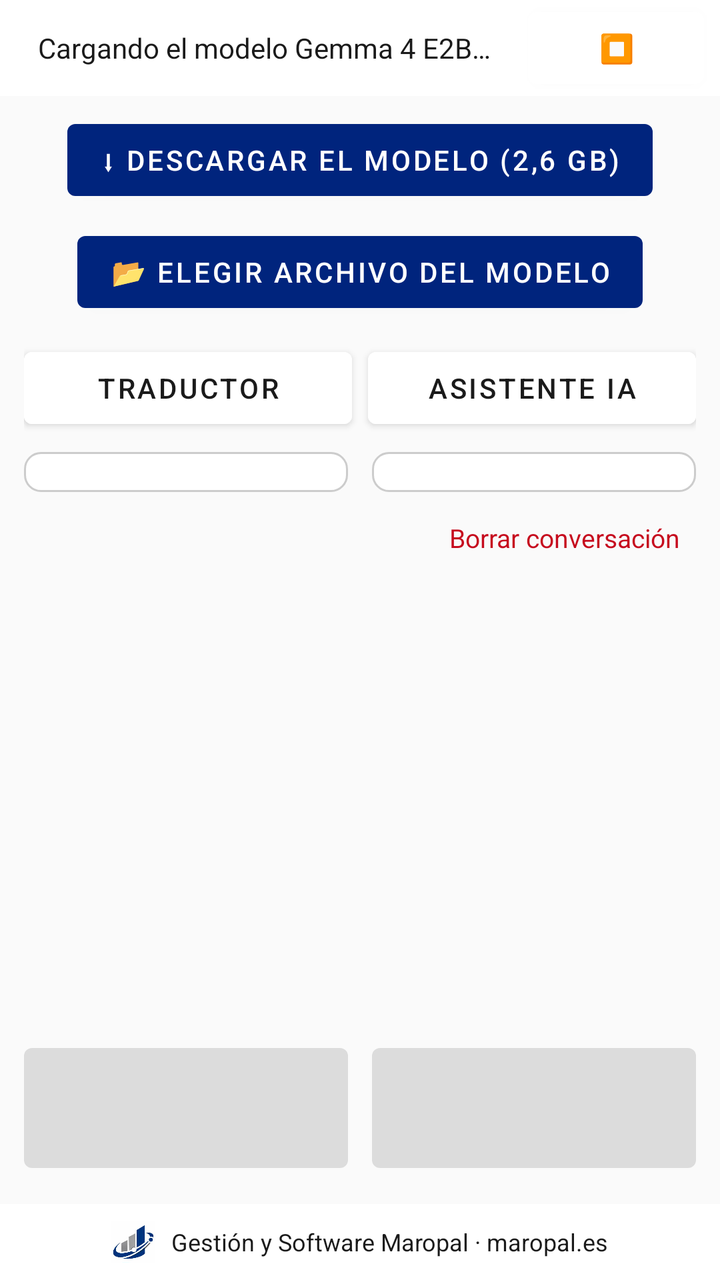
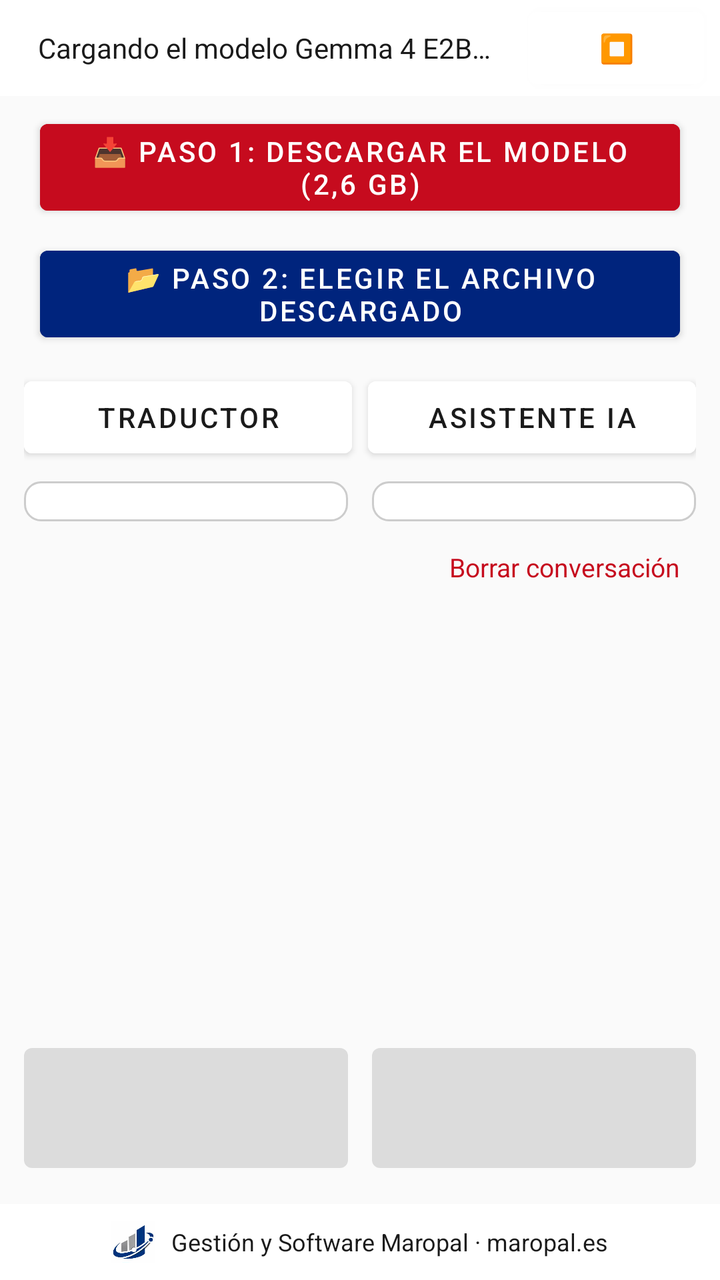

Compare the two renders of this Android layout. The source of the first and the diff that turns it into the second are given below.
<!-- AndroidManifest.xml: application theme Theme.SimulTrans -->
<!-- res/layout/activity_main.xml -->
<?xml version="1.0" encoding="utf-8"?>
<LinearLayout xmlns:android="http://schemas.android.com/apk/res/android"
    android:layout_width="match_parent"
    android:layout_height="match_parent"
    android:orientation="vertical"
    android:background="@color/background">

    
    <LinearLayout
        android:layout_width="match_parent"
        android:layout_height="wrap_content"
        android:orientation="horizontal"
        android:gravity="center_vertical"
        android:background="#FFFFFF">

        <TextView
            android:id="@+id/statusText"
            android:layout_width="0dp"
            android:layout_height="wrap_content"
            android:layout_weight="1"
            android:padding="12dp"
            android:gravity="center"
            android:textSize="14sp"
            android:textColor="@color/text_primary"
            android:textColorLink="#1E4FA3"
            android:autoLink="web"
            android:textIsSelectable="true"
            android:text="@string/status_loading" />

        <ProgressBar
            android:id="@+id/progressBar"
            style="?android:attr/progressBarStyleSmall"
            android:layout_width="24dp"
            android:layout_height="24dp"
            android:layout_marginEnd="8dp"
            android:visibility="gone" />

        <Button
            android:id="@+id/btnStopSpeech"
            android:layout_width="wrap_content"
            android:layout_height="wrap_content"
            android:layout_marginEnd="8dp"
            android:backgroundTint="#FFFFFF"
            android:textColor="@color/text_primary"
            android:text="⏹" />
    </LinearLayout>

    <Button
        android:id="@+id/btnDownloadModel"
        android:layout_width="wrap_content"
        android:layout_height="wrap_content"
        android:layout_gravity="center"
        android:layout_marginTop="8dp"
        android:text="@string/btn_download_model" />

    <Button
        android:id="@+id/btnPickModel"
        android:layout_width="wrap_content"
        android:layout_height="wrap_content"
        android:layout_gravity="center"
        android:layout_marginTop="8dp"
        android:text="@string/btn_pick_model" />

    
    <LinearLayout
        android:layout_width="match_parent"
        android:layout_height="wrap_content"
        android:orientation="horizontal"
        android:paddingStart="12dp"
        android:paddingEnd="12dp"
        android:paddingTop="10dp"
        android:weightSum="2">

        <Button
            android:id="@+id/tabTranslator"
            android:layout_width="0dp"
            android:layout_height="wrap_content"
            android:layout_weight="1"
            android:layout_marginEnd="4dp"
            android:backgroundTint="#FFFFFF"
            android:textColor="@color/text_primary"
            android:text="Traductor" />

        <Button
            android:id="@+id/tabAssistant"
            android:layout_width="0dp"
            android:layout_height="wrap_content"
            android:layout_weight="1"
            android:layout_marginStart="4dp"
            android:backgroundTint="#FFFFFF"
            android:textColor="@color/text_primary"
            android:text="Asistente IA" />
    </LinearLayout>

    
    <LinearLayout
        android:id="@+id/translatorContainer"
        android:layout_width="match_parent"
        android:layout_height="0dp"
        android:layout_weight="1"
        android:orientation="vertical"
        android:visibility="visible">

        
        <LinearLayout
            android:layout_width="match_parent"
            android:layout_height="wrap_content"
            android:orientation="horizontal"
            android:paddingStart="12dp"
            android:paddingEnd="12dp"
            android:paddingTop="8dp"
            android:weightSum="2">

            <Spinner
                android:id="@+id/spinnerLangA"
                android:layout_width="0dp"
                android:layout_height="wrap_content"
                android:layout_weight="1"
                android:layout_marginEnd="6dp"
                android:background="@drawable/spinner_background" />

            <Spinner
                android:id="@+id/spinnerLangB"
                android:layout_width="0dp"
                android:layout_height="wrap_content"
                android:layout_weight="1"
                android:layout_marginStart="6dp"
                android:background="@drawable/spinner_background" />
        </LinearLayout>

        
        <TextView
            android:id="@+id/btnClearHistory"
            android:layout_width="wrap_content"
            android:layout_height="wrap_content"
            android:layout_gravity="end"
            android:layout_marginTop="6dp"
            android:layout_marginEnd="12dp"
            android:padding="8dp"
            android:text="Borrar conversación"
            android:textColor="@color/spanish_color"
            android:textSize="13sp"
            android:clickable="true"
            android:focusable="true" />

        <ScrollView
            android:id="@+id/scrollView"
            android:layout_width="match_parent"
            android:layout_height="0dp"
            android:layout_weight="1"
            android:fillViewport="true">

            <LinearLayout
                android:id="@+id/transcriptContainer"
                android:layout_width="match_parent"
                android:layout_height="wrap_content"
                android:orientation="vertical"
                android:padding="12dp" />
        </ScrollView>

        <LinearLayout
            android:layout_width="match_parent"
            android:layout_height="wrap_content"
            android:orientation="horizontal"
            android:padding="12dp"
            android:weightSum="2">

            <Button
                android:id="@+id/btnLangA"
                android:layout_width="0dp"
                android:layout_height="72dp"
                android:layout_weight="1"
                android:layout_marginEnd="6dp"
                android:textColor="#FFFFFF"
                android:enabled="false"
                android:text="" />

            <Button
                android:id="@+id/btnLangB"
                android:layout_width="0dp"
                android:layout_height="72dp"
                android:layout_weight="1"
                android:layout_marginStart="6dp"
                android:textColor="#FFFFFF"
                android:enabled="false"
                android:text="" />
        </LinearLayout>
    </LinearLayout>

    
    <LinearLayout
        android:id="@+id/assistantContainer"
        android:layout_width="match_parent"
        android:layout_height="0dp"
        android:layout_weight="1"
        android:orientation="vertical"
        android:visibility="gone">

        
        <LinearLayout
            android:layout_width="match_parent"
            android:layout_height="wrap_content"
            android:orientation="horizontal"
            android:paddingStart="12dp"
            android:paddingEnd="12dp"
            android:paddingTop="8dp"
            android:gravity="center_vertical">

            <TextView
                android:layout_width="wrap_content"
                android:layout_height="wrap_content"
                android:text="Idioma de voz:"
                android:textColor="@color/text_primary"
                android:textSize="13sp"
                android:layout_marginEnd="8dp" />

            <Spinner
                android:id="@+id/spinnerAssistantLang"
                android:layout_width="0dp"
                android:layout_height="wrap_content"
                android:layout_weight="1"
                android:background="@drawable/spinner_background" />
        </LinearLayout>

        
        <TextView
            android:id="@+id/btnClearAssistantHistory"
            android:layout_width="wrap_content"
            android:layout_height="wrap_content"
            android:layout_gravity="end"
            android:layout_marginTop="4dp"
            android:layout_marginEnd="12dp"
            android:padding="8dp"
            android:text="Borrar conversación"
            android:textColor="@color/spanish_color"
            android:textSize="13sp"
            android:clickable="true"
            android:focusable="true" />

        <ScrollView
            android:id="@+id/assistantScrollView"
            android:layout_width="match_parent"
            android:layout_height="0dp"
            android:layout_weight="1"
            android:fillViewport="true">

            <LinearLayout
                android:id="@+id/assistantTranscript"
                android:layout_width="match_parent"
                android:layout_height="wrap_content"
                android:orientation="vertical"
                android:padding="12dp" />
        </ScrollView>

        
        <TextView
            android:id="@+id/txtAttachment"
            android:layout_width="match_parent"
            android:layout_height="wrap_content"
            android:paddingStart="12dp"
            android:paddingEnd="12dp"
            android:paddingBottom="4dp"
            android:textSize="13sp"
            android:textColor="@color/text_primary"
            android:visibility="gone" />

        <LinearLayout
            android:layout_width="match_parent"
            android:layout_height="wrap_content"
            android:orientation="horizontal"
            android:paddingStart="12dp"
            android:paddingEnd="12dp"
            android:paddingBottom="4dp"
            android:gravity="center_vertical">

            <Button
                android:id="@+id/btnAttach"
                android:layout_width="wrap_content"
                android:layout_height="wrap_content"
                android:backgroundTint="#FFFFFF"
                android:textColor="@color/text_primary"
                android:text="📎" />

            <Button
                android:id="@+id/btnMic"
                android:layout_width="wrap_content"
                android:layout_height="wrap_content"
                android:layout_marginStart="4dp"
                android:backgroundTint="#FFFFFF"
                android:textColor="@color/text_primary"
                android:text="🎤" />

            <EditText
                android:id="@+id/promptInput"
                android:layout_width="0dp"
                android:layout_height="wrap_content"
                android:layout_weight="1"
                android:layout_marginStart="8dp"
                android:background="@drawable/spinner_background"
                android:hint="Escribe o dicta tu pregunta..."
                android:inputType="textMultiLine|textCapSentences"
                android:maxLines="4"
                android:padding="10dp"
                android:textColor="@color/text_primary"
                android:textSize="15sp" />
        </LinearLayout>

        <CheckBox
            android:id="@+id/chkSpeakResponses"
            android:layout_width="wrap_content"
            android:layout_height="wrap_content"
            android:layout_marginStart="12dp"
            android:layout_marginBottom="4dp"
            android:text="🔊 Leer respuesta en voz alta"
            android:textColor="@color/text_primary"
            android:textSize="13sp" />

        <Button
            android:id="@+id/btnSendPrompt"
            android:layout_width="match_parent"
            android:layout_height="wrap_content"
            android:layout_marginStart="12dp"
            android:layout_marginEnd="12dp"
            android:layout_marginBottom="12dp"
            android:backgroundTint="@color/english_color"
            android:textColor="#FFFFFF"
            android:enabled="false"
            android:text="Enviar" />
    </LinearLayout>

    
    <LinearLayout
        android:id="@+id/footerBanner"
        android:layout_width="match_parent"
        android:layout_height="wrap_content"
        android:orientation="horizontal"
        android:gravity="center"
        android:background="#FFFFFF"
        android:padding="8dp"
        android:clickable="true"
        android:focusable="true">

        <ImageView
            android:layout_width="22dp"
            android:layout_height="22dp"
            android:layout_marginEnd="8dp"
            android:src="@drawable/logo_maropal"
            android:contentDescription="Logo Maropal" />

        <TextView
            android:layout_width="wrap_content"
            android:layout_height="wrap_content"
            android:text="Gestión y Software Maropal · maropal.es"
            android:textColor="@color/text_primary"
            android:textSize="12sp" />
    </LinearLayout>
</LinearLayout>
<!-- resources referenced by this layout -->
<resources>
  <color name="background">#FAFAFA</color>
  <color name="english_color">#00247D</color>
  <color name="spanish_color">#C60B1E</color>
  <color name="text_primary">#1A1A1A</color>
  <!-- drawable logo_maropal: png bitmap (drawable, 32768 bytes) -->
  <!-- drawable spinner_background (drawable) -->
  <?xml version="1.0" encoding="utf-8"?>
  <shape xmlns:android="http://schemas.android.com/apk/res/android">
      <solid android:color="#FFFFFF" />
      <corners android:radius="8dp" />
      <stroke android:width="1dp" android:color="#CCCCCC" />
      <padding
          android:left="12dp"
          android:top="10dp"
          android:right="12dp"
          android:bottom="10dp" />
  </shape>
  <string name="btn_download_model">⬇ Descargar el modelo (2,6 GB)</string>
  <string name="btn_pick_model">📂 Elegir archivo del modelo</string>
  <string name="status_loading">Cargando el modelo Gemma 4 E2B…</string>
  <style name="Theme.SimulTrans" parent="Theme.MaterialComponents.DayNight.NoActionBar">
          <item name="colorPrimary">@color/english_color</item>
          <item name="android:windowBackground">@color/background</item>
      </style>
</resources>

<!-- the commit's change to res/layout/activity_main.xml (unified diff, before → after) -->
@@ -51,6 +51,8 @@
         android:layout_height="wrap_content"
         android:layout_gravity="center"
         android:layout_marginTop="8dp"
+        android:backgroundTint="@color/spanish_color"
+        android:textColor="#FFFFFF"
         android:text="@string/btn_download_model" />
 
     <Button
@@ -59,6 +61,8 @@
         android:layout_height="wrap_content"
         android:layout_gravity="center"
         android:layout_marginTop="8dp"
+        android:backgroundTint="@color/english_color"
+        android:textColor="#FFFFFF"
         android:text="@string/btn_pick_model" />
 
     
<!-- resource entries referenced after the edit -->
@@ -17,11 +17,13 @@
           android:right="12dp"
           android:bottom="10dp" />
   </shape>
-  <string name="btn_download_model">⬇ Descargar el modelo (2,6 GB)</string>
-  <string name="btn_pick_model">📂 Elegir archivo del modelo</string>
+  <string name="btn_download_model">📥 Paso 1: descargar el modelo (2,6 GB)</string>
+  <string name="btn_pick_model">📂 Paso 2: elegir el archivo descargado</string>
   <string name="status_loading">Cargando el modelo Gemma 4 E2B…</string>
   <style name="Theme.SimulTrans" parent="Theme.MaterialComponents.DayNight.NoActionBar">
           <item name="colorPrimary">@color/english_color</item>
+          
+          <item name="colorOnPrimary">@android:color/white</item>
           <item name="android:windowBackground">@color/background</item>
       </style>
 </resources>
